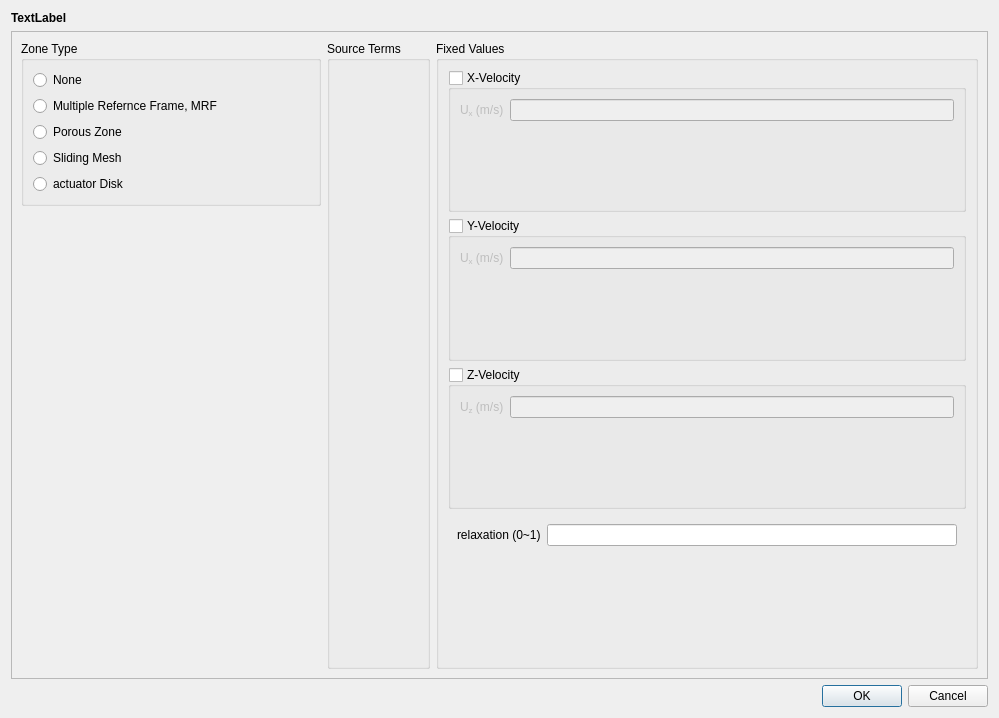
Qt form view/setup/cell_zone_conditions/cell_zone_condition_dialog.ui (nextfoam/baram) before a commit.
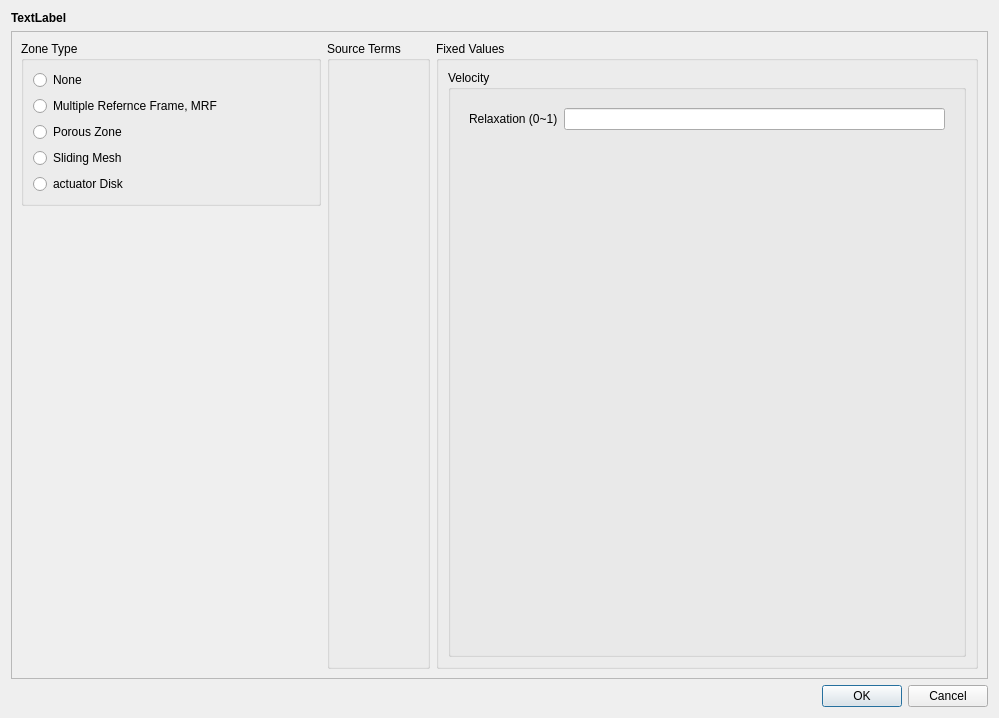
The same form after that commit.

Commit message: Implement material remove from coreDB Link CellZone Conditions menu to CoreDB

```diff
--- a/view/setup/cell_zone_conditions/cell_zone_condition_dialog.ui
+++ b/view/setup/cell_zone_conditions/cell_zone_condition_dialog.ui
@@ -175,90 +175,24 @@
           <item>
            <widget class="QGroupBox" name="xVelocityGroup">
             <property name="title">
-             <string>X-Velocity</string>
+             <string>Velocity</string>
             </property>
-            <property name="checkable">
-             <bool>true</bool>
-            </property>
-            <property name="checked">
-             <bool>false</bool>
-            </property>
-            <layout class="QFormLayout" name="formLayout_10">
-             <item row="0" column="0">
-              <widget class="QLabel" name="label_17">
-               <property name="text">
-                <string>U&lt;sub&gt;x&lt;/sub&gt; (m/s)</string>
-               </property>
+            <layout class="QVBoxLayout" name="verticalLayout_3">
+             <item>
+              <widget class="QWidget" name="widget_7" native="true">
+               <layout class="QFormLayout" name="formLayout_13">
+                <item row="0" column="0">
+                 <widget class="QLabel" name="label_21">
+                  <property name="text">
+                   <string>Relaxation (0~1)</string>
+                  </property>
+                 </widget>
+                </item>
+                <item row="0" column="1">
+                 <widget class="QLineEdit" name="relaxation"/>
+                </item>
+               </layout>
               </widget>
-             </item>
-             <item row="0" column="1">
-              <widget class="QLineEdit" name="xVelocity"/>
-             </item>
-            </layout>
-           </widget>
-          </item>
-          <item>
-           <widget class="QGroupBox" name="yVelocityGroup">
-            <property name="title">
-             <string>Y-Velocity</string>
-            </property>
-            <property name="checkable">
-             <bool>true</bool>
-            </property>
-            <property name="checked">
-             <bool>false</bool>
-            </property>
-            <layout class="QFormLayout" name="formLayout_11">
-             <item row="0" column="0">
-              <widget class="QLabel" name="label_19">
-               <property name="text">
-                <string>U&lt;sub&gt;x&lt;/sub&gt; (m/s)</string>
-               </property>
-              </widget>
-             </item>
-             <item row="0" column="1">
-              <widget class="QLineEdit" name="yVelocity"/>
-             </item>
-            </layout>
-           </widget>
-          </item>
-          <item>
-           <widget class="QGroupBox" name="zVelocityGroup">
-            <property name="title">
-             <string>Z-Velocity</string>
-            </property>
-            <property name="checkable">
-             <bool>true</bool>
-            </property>
-            <property name="checked">
-             <bool>false</bool>
-            </property>
-            <layout class="QFormLayout" name="formLayout_12">
-             <item row="0" column="0">
-              <widget class="QLabel" name="label_20">
-               <property name="text">
-                <string>U&lt;sub&gt;z&lt;/sub&gt; (m/s)</string>
-               </property>
-              </widget>
-             </item>
-             <item row="0" column="1">
-              <widget class="QLineEdit" name="zVelocity"/>
-             </item>
-            </layout>
-           </widget>
-          </item>
-          <item>
-           <widget class="QWidget" name="widget_7" native="true">
-            <layout class="QFormLayout" name="formLayout_13">
-             <item row="0" column="0">
-              <widget class="QLabel" name="label_21">
-               <property name="text">
-                <string>relaxation (0~1)</string>
-               </property>
-              </widget>
-             </item>
-             <item row="0" column="1">
-              <widget class="QLineEdit" name="relaxation"/>
              </item>
             </layout>
            </widget>
```
Left out of the diff: 22 changed lines with no effect on the pictures. The commit also changes 43 other files.
